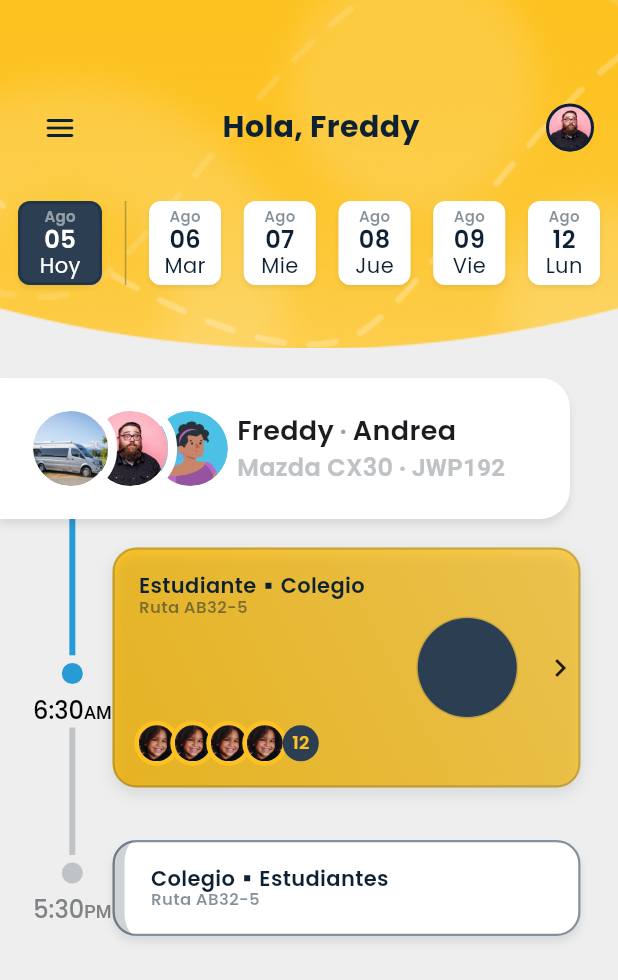
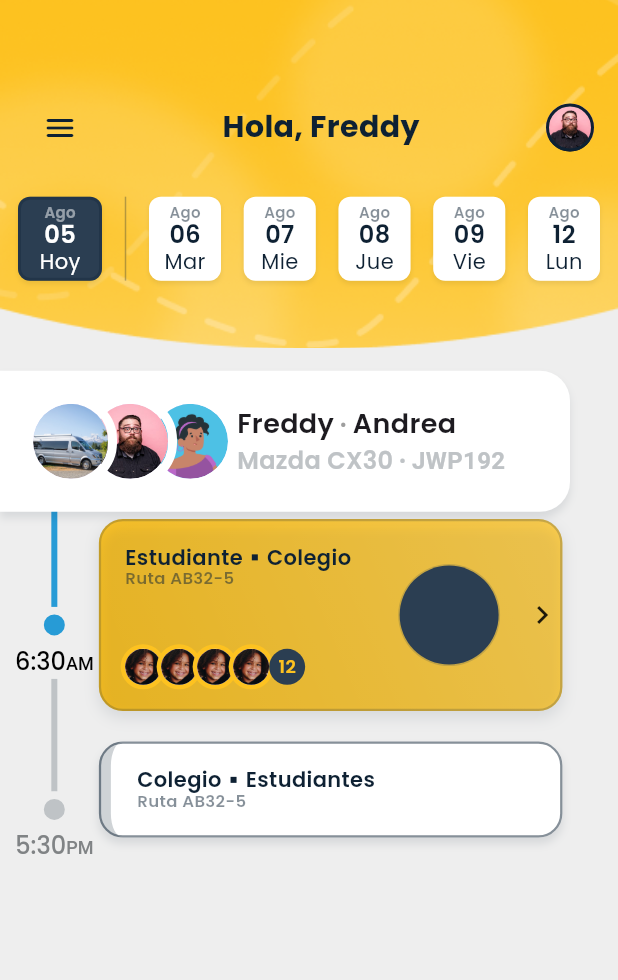
Before and after one commit to Francisco-V98/dashboard_busbanz_practice, a Flutter app: the PrincipalPage screen opened by its route, on a phone screen of 412 x 824 dp. Shown: the top 980 px of the screen. Run offline on Flutter 3.47's test engine with Material 3 defaults, Android fonts, the phone set to English and light mode, and no system bars; our stand-ins replace flutter_riverpod, go_router.

Commit message:
media query y solucion del router de la animacion

```diff
--- a/lib/Animation-Circle/animation_circle.dart
+++ b/lib/Animation-Circle/animation_circle.dart
@@ -37,7 +37,9 @@ class _AnimationCircleState extends State<AnimationCircle>
   void _startAnimation() async {
     while (true) {
       await _controller.forward();
-      _controller.duration = const Duration(milliseconds: 450);
+      _controller.duration = const Duration(
+        milliseconds: 450,
+      );
       await _controller.reverse();
       _controller.duration = const Duration(
         milliseconds: 300,
--- a/lib/TImeLine/time_line.dart
+++ b/lib/TImeLine/time_line.dart
@@ -40,7 +40,7 @@ class TimeLineEvent extends StatelessWidget {
 
     return Padding(
       padding: const EdgeInsets.symmetric(
-        horizontal: 22,
+        horizontal: 10,
       ),
       child: Column(
         children: [
@@ -49,7 +49,7 @@ class TimeLineEvent extends StatelessWidget {
               children: [
                 Container(
                   width: 4,
-                  height: 93,
+                  height: 75,
                   color: AppColors.infoLight,
                 ),
                 Container(
@@ -127,7 +127,7 @@ class TimeLineEvent extends StatelessWidget {
               children: [
                 Container(
                   width: 4,
-                  height: 85,
+                  height: 75,
                   color: AppColors.greyLight,
                 ),
                 Container(
--- a/lib/config/router/routers.dart
+++ b/lib/config/router/routers.dart
@@ -2,6 +2,7 @@ import 'package:dashboard_busbanz_practice/TImeLine/time_line.dart';
 import 'package:dashboard_busbanz_practice/TimeLine-Header/time_line_header.dart';
 import 'package:dashboard_busbanz_practice/screens/Principal_Page/principal_page.dart';
 import 'package:dashboard_busbanz_practice/screens/screens.dart';
+import 'package:dashboard_busbanz_practice/widgets/widgets.dart';
 import 'package:flutter_riverpod/flutter_riverpod.dart';
 import 'package:go_router/go_router.dart';
 
@@ -36,7 +37,11 @@ final appRouterProvider = Provider<GoRouter>(
         GoRoute(
           path: '/principalPage',
           builder: (context, state) => const PrincipalPage(),
-         ),
+        ),
+        GoRoute(
+          path: '/animationCircle',
+          builder: (context, state) => const AnimationCircle(),
+        ),
       ],
     );
   },
--- a/lib/screens/Principal_Page/principal_page.dart
+++ b/lib/screens/Principal_Page/principal_page.dart
@@ -11,6 +11,8 @@ class PrincipalPage extends StatelessWidget {
 
   @override
   Widget build(BuildContext context) {
+    final size = MediaQuery.of(context).size;
+
     return Scaffold(
       backgroundColor: AppColors.bgBotLight,
       body: Column(
@@ -25,11 +27,11 @@ class PrincipalPage extends StatelessWidget {
                     fit: BoxFit.cover,
                   ),
                 ),
-                const Positioned(
-                  top: 110,
+                Positioned(
+                  top: size.height * 0.13,
                   left: 0,
                   right: 0,
-                  child: CalendarContainerGroup(),
+                  child: const CalendarContainerGroup(),
                 ),
                 const SizedBox(
                   height: 170,
@@ -40,31 +42,30 @@ class PrincipalPage extends StatelessWidget {
                     ),
                   ),
                 ),
-                const Positioned(
-                  top: 344,
-                  child: TimeLine(),
+                Positioned(
+                  top: size.height * 0.4,
+                  child: const TimeLine(),
                 ),
-                const Positioned(
-                  top: 365,
-                  right: 25,
-                  width: 312,
-                  height: 160,
-                  child: CardActiveRoute(),
+                Positioned(
+                  top: size.height * 0.42,
+                  right: size.width * 0.09,
+                  width: size.width * 0.75,
+                  child: const CardActiveRoute(),
                 ),
-                const Positioned(
-                  top: 252,
-                  child: TimeLineHeader(),
+                Positioned(
+                  top: size.height * 0.3,
+                  child: const TimeLineHeader(),
                 ),
-                const Positioned(
-                  width: 312,
-                  right: 25,
-                  top: 560,
-                  child: CardDefault(
+                Positioned(
+                  width: size.width * 0.75,
+                  right: size.width * 0.09,
+                  top: size.height * 0.60,
+                  child: const CardDefault(
                     textLeft: "Colegio",
                     textRight: "Estudiantes",
                     textbuttom: "Ruta AB32-5",
                   ),
-                )
+                ),
               ],
             ),
           ),
```
